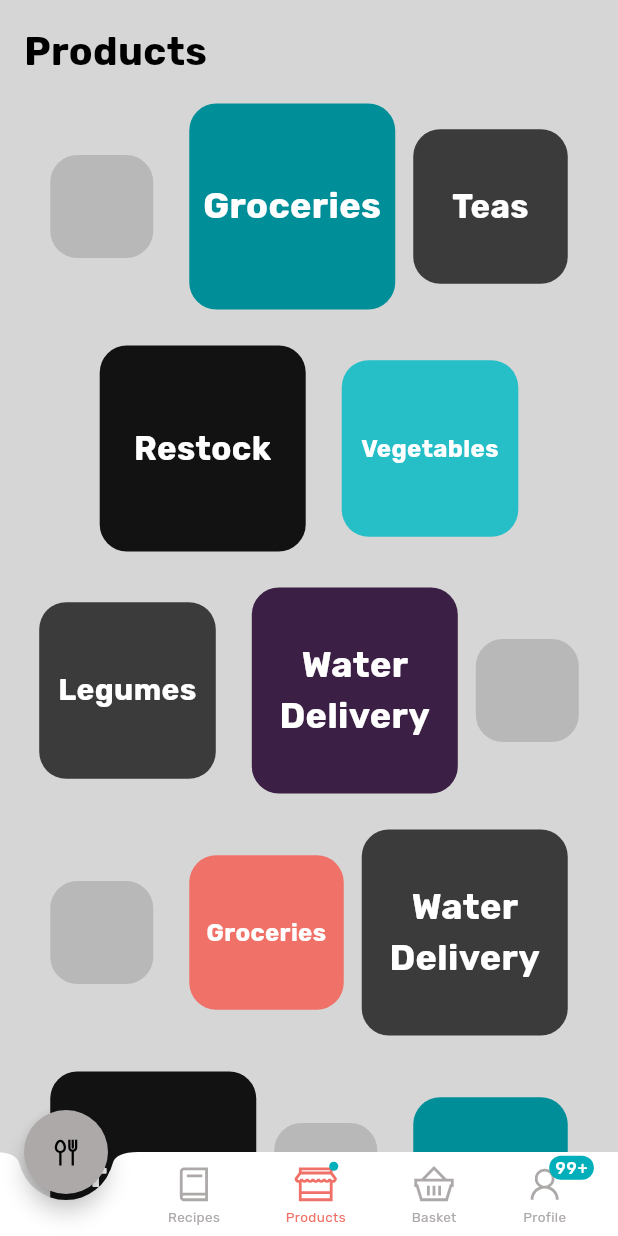
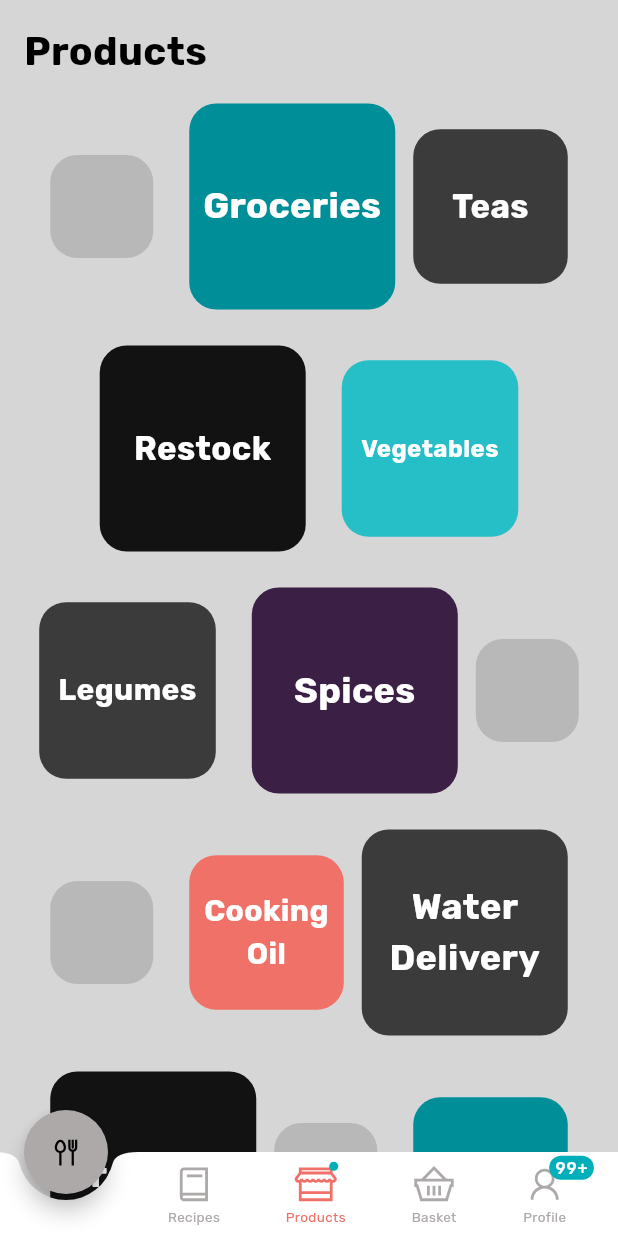
Before and after one commit to not-diba/kimu_foods, a Flutter app: the screen it shows after launch, item 2 of the bottom bar chosen, on a phone screen of 412 x 824 dp. Run offline on Flutter 3.47's test engine with Material 2 defaults, Android fonts, the phone set to English and light mode, and no system bars; our stand-ins replace google_fonts, line_icons; network calls fail.

Commit message:
adding spices

```diff
--- a/lib/screens/products.dart
+++ b/lib/screens/products.dart
@@ -186,7 +186,7 @@ class _ProductsState extends State<Products> {
                           child: Padding(
                             padding: const EdgeInsets.all(8),
                             child: Text(
-                              "Water Delivery",
+                              "Spices",
                               textAlign: TextAlign.center,
                               style: GoogleFonts.rubik(
                                 fontSize: 24,
@@ -233,10 +233,10 @@ class _ProductsState extends State<Products> {
                           child: Padding(
                             padding: const EdgeInsets.all(8),
                             child: Text(
-                              "Groceries",
+                              "Cooking Oil",
                               textAlign: TextAlign.center,
                               style: GoogleFonts.rubik(
-                                fontSize: 16,
+                                fontSize: 20,
                                 color: Colors.white,
                                 fontWeight: FontWeight.w700,
                               ),
```
